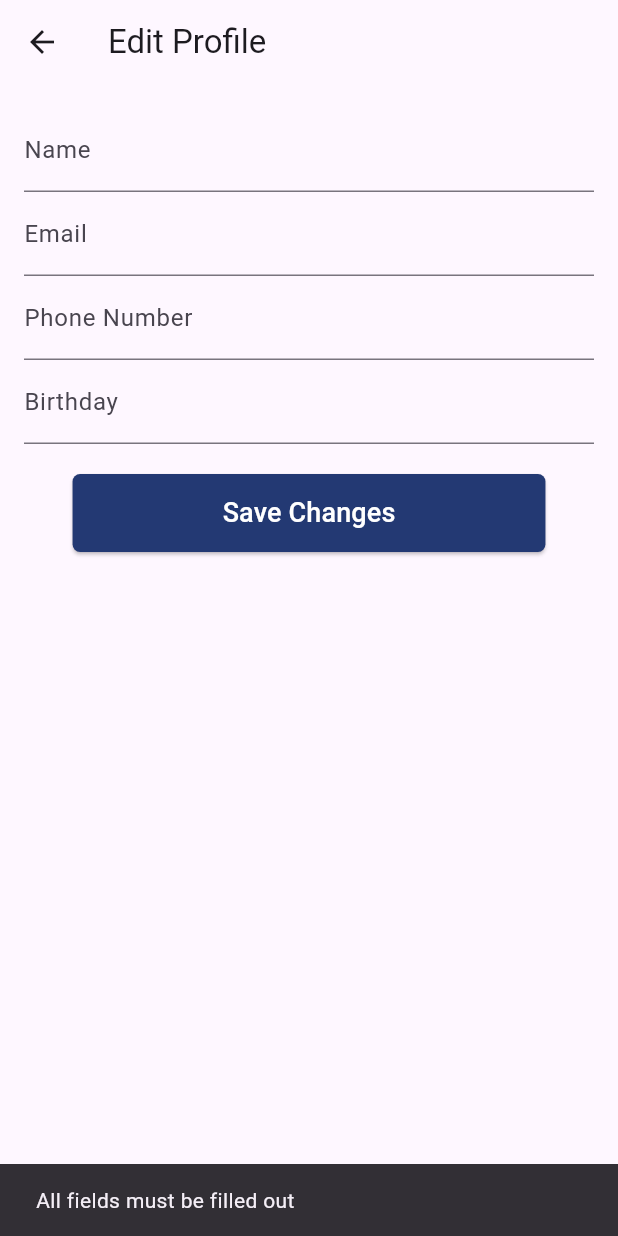
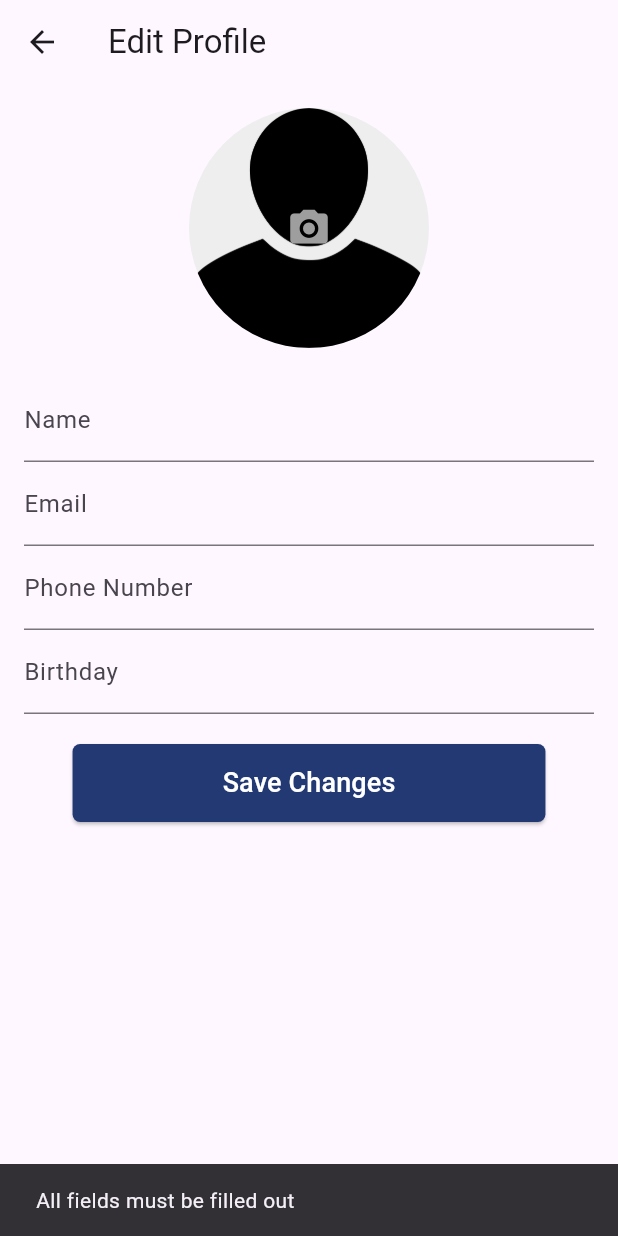
Before and after one commit to jojoooook/bookhub, a Flutter app: the EditProfileScreen screen opened directly with empty values, after a tap on "Save Changes", on a phone screen of 412 x 824 dp. Run offline on Flutter 3.47's test engine with Material 3 defaults, Android fonts, the light colour scheme and no system bars; our stand-ins replace image_picker, shared_preferences; accounts and stored records are empty.

Commit message:
update navigation bar & profile

```diff
--- a/lib/screens/edit_profile_screen.dart
+++ b/lib/screens/edit_profile_screen.dart
@@ -1,5 +1,8 @@
+import 'dart:io';
+
 import 'package:flutter/material.dart';
-import 'package:bookhub/models/profile.dart'; // Pastikan untuk mengimpor model Profile
+import 'package:image_picker/image_picker.dart'; // Paket untuk memilih gambar
+import 'package:bookhub/models/profile.dart';
 
 class EditProfileScreen extends StatefulWidget {
   final Profile profile;
@@ -15,6 +18,8 @@ class _EditProfileScreenState extends State<EditProfileScreen> {
   late TextEditingController _emailController;
   late TextEditingController _phoneController;
   late TextEditingController _birthdayController;
+
+  File? _profileImage; // Menyimpan gambar profil
 
   @override
   void initState() {
@@ -34,18 +39,29 @@ class _EditProfileScreenState extends State<EditProfileScreen> {
     super.dispose();
   }
 
-  // Validasi data sebelum disimpan
+  // Fungsi untuk mengambil gambar dari galeri atau kamera
+  Future<void> _pickImage() async {
+    final ImagePicker picker = ImagePicker();
+    final XFile? image = await picker.pickImage(source: ImageSource.gallery); // Pilih dari galeri
+
+    if (image != null) {
+      setState(() {
+        _profileImage = File(image.path);
+      });
+    }
+  }
+
   void _saveProfile() {
-    if (_nameController.text.isEmpty || _emailController.text.isEmpty ||
-        _phoneController.text.isEmpty || _birthdayController.text.isEmpty) {
-      // Tampilkan pesan kesalahan jika ada field yang kosong
+    if (_nameController.text.isEmpty ||
+        _emailController.text.isEmpty ||
+        _phoneController.text.isEmpty ||
+        _birthdayController.text.isEmpty) {
       ScaffoldMessenger.of(context).showSnackBar(
         const SnackBar(content: Text('All fields must be filled out')),
       );
       return;
     }
 
-    // Update profil dengan data yang telah diubah
     Profile updatedProfile = Profile(
       name: _nameController.text,
       email: _emailController.text,
@@ -53,9 +69,8 @@ class _EditProfileScreenState extends State<EditProfileScreen> {
       birthday: _birthdayController.text,
     );
 
-    // Simpan data profil ke penyimpanan atau lakukan navigasi
-    Navigator.pop(context,
-        updatedProfile); // Kembali ke ProfileScreen dengan data yang sudah diubah
+    // Kembali ke ProfileScreen dengan data yang telah diubah
+    Navigator.pop(context, updatedProfile);
   }
 
   @override
@@ -64,7 +79,7 @@ class _EditProfileScreenState extends State<EditProfileScreen> {
       appBar: AppBar(
         title: const Text('Edit Profile'),
       ),
-      resizeToAvoidBottomInset: true, // Pastikan ini true
+      resizeToAvoidBottomInset: true,
       body: SafeArea(
         child: SingleChildScrollView(
           child: Padding(
@@ -72,6 +87,27 @@ class _EditProfileScreenState extends State<EditProfileScreen> {
             child: Column(
               crossAxisAlignment: CrossAxisAlignment.start,
               children: [
+                Center(
+                  child: GestureDetector(
+                    onTap: _pickImage,
+                    child: CircleAvatar(
+                      radius: 80,
+                      backgroundColor: Colors.grey[200],
+                      backgroundImage: _profileImage != null
+                          ? FileImage(_profileImage!)
+                          : AssetImage('images/avatar.png')
+                      as ImageProvider,
+                      child: _profileImage == null
+                          ? const Icon(
+                        Icons.camera_alt,
+                        size: 30,
+                        color: Colors.grey,
+                      )
+                          : null,
+                    ),
+                  ),
+                ),
+                const SizedBox(height: 20),
                 TextField(
                   controller: _nameController,
                   decoration: const InputDecoration(labelText: 'Name'),
@@ -89,7 +125,6 @@ class _EditProfileScreenState extends State<EditProfileScreen> {
                   decoration: const InputDecoration(labelText: 'Birthday'),
                 ),
                 const SizedBox(height: 20),
-
                 Center(
                   child: ElevatedButton(
                     onPressed: _saveProfile,
@@ -107,7 +142,7 @@ class _EditProfileScreenState extends State<EditProfileScreen> {
                     ),
                   ),
                 ),
-                const SizedBox(height: 100), // Memberikan ruang ekstra di bawah
+                const SizedBox(height: 100),
               ],
             ),
           ),
--- a/pubspec.yaml
+++ b/pubspec.yaml
@@ -10,6 +10,7 @@ dependencies:
   flutter:
     sdk: flutter
   shared_preferences: ^2.0.16
+  image_picker: ^0.8.7+4
 
 dev_dependencies:
   flutter_test:
```
Also changed, not shown: lib/main.dart (+6 -8 lines), lib/screens/custom_bottom_navigation_bar.dart (deleted, +0 -37 lines), lib/screens/home_screen.dart (+3 -22 lines), lib/screens/main_screen.dart (+48 -26 lines), lib/screens/profile_screen.dart (+21 -51 lines), images/avatar.png (added), pubspec.lock, 5 other files.
